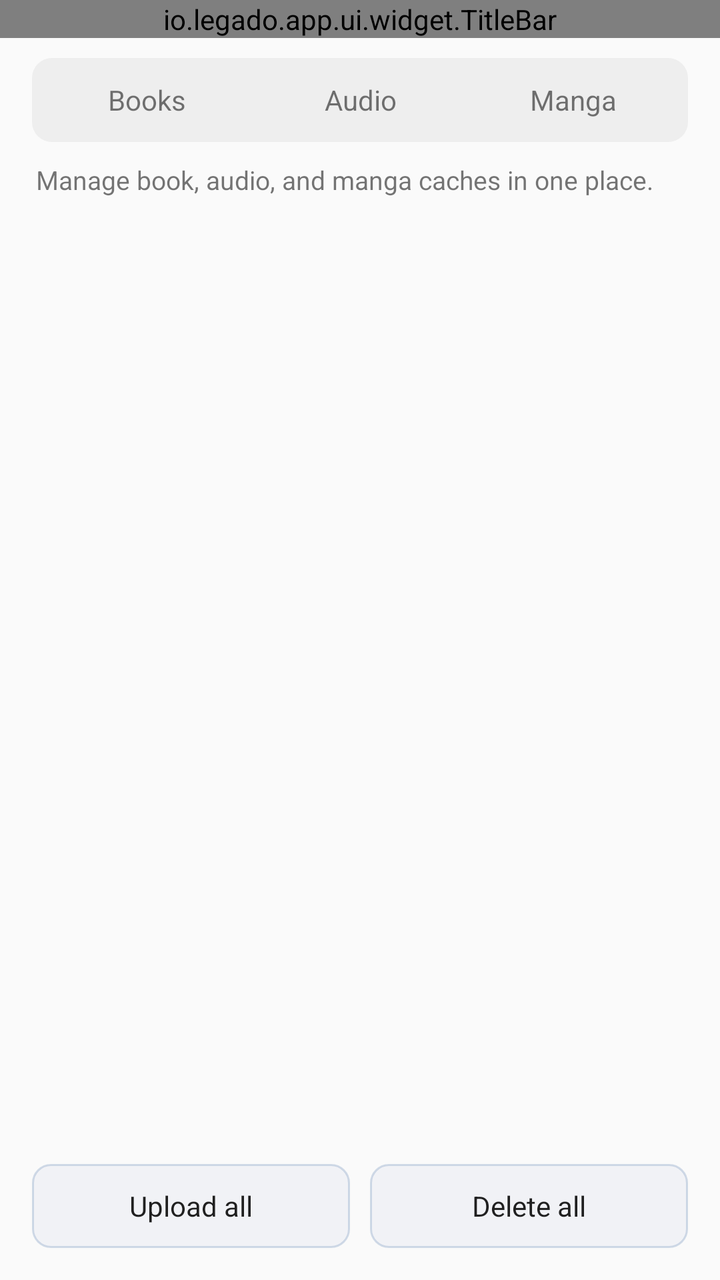
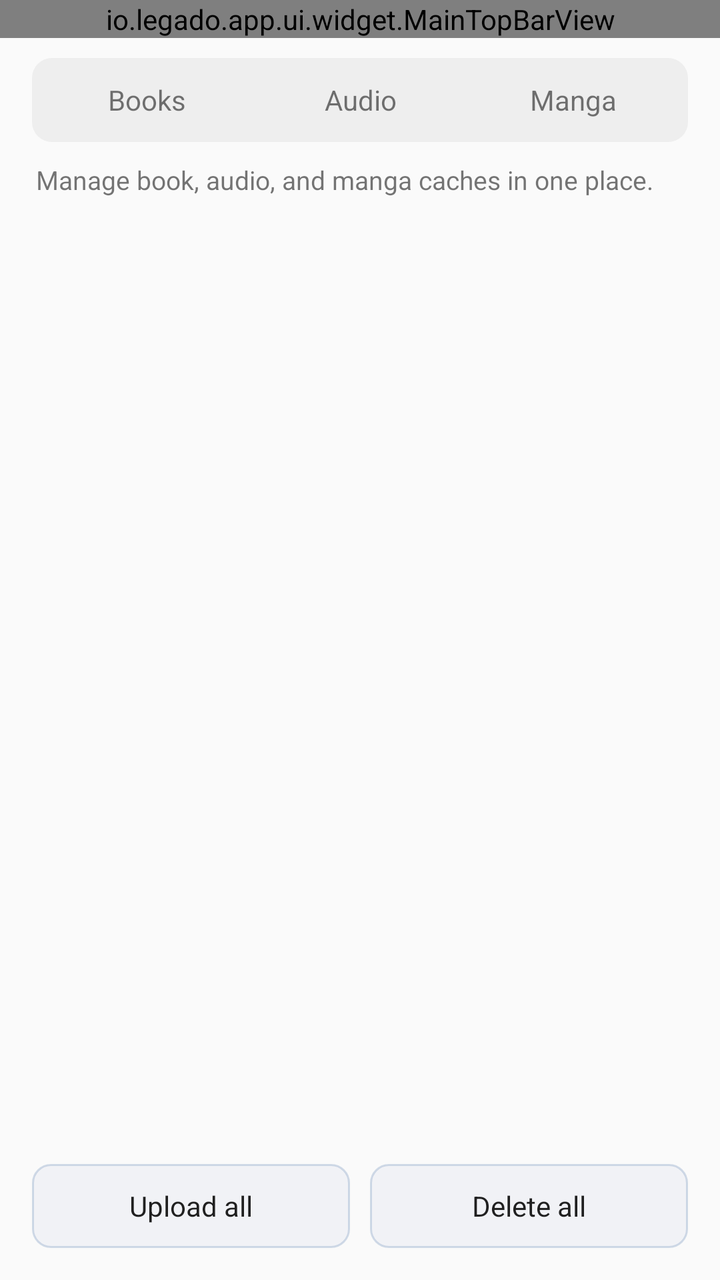

Two renders of the same Android screen: before a commit and after it. Below are the layout's source before the change and the commit's diff.
<!-- AndroidManifest.xml: application theme AppTheme.Light -->
<!-- res/layout/activity_cache_manage.xml -->
<?xml version="1.0" encoding="utf-8"?>
<LinearLayout xmlns:android="http://schemas.android.com/apk/res/android"
    xmlns:app="http://schemas.android.com/apk/res-auto"
    android:layout_width="match_parent"
    android:layout_height="match_parent"
    android:orientation="vertical">

    <io.legado.app.ui.widget.TitleBar
        android:id="@+id/title_bar"
        android:layout_width="match_parent"
        android:layout_height="wrap_content"
        app:title="@string/cache_manage_title" />

    <LinearLayout
        android:id="@+id/tab_bar"
        android:layout_width="match_parent"
        android:layout_height="42dp"
        android:layout_marginStart="16dp"
        android:layout_marginTop="10dp"
        android:layout_marginEnd="16dp"
        android:background="@drawable/bg_bookshelf_tag_track"
        android:gravity="center"
        android:orientation="horizontal"
        android:padding="4dp">

        <TextView
            android:id="@+id/btn_books"
            android:layout_width="0dp"
            android:layout_height="match_parent"
            android:layout_weight="1"
            android:background="@drawable/bg_bookshelf_tag_item"
            android:gravity="center"
            android:text="@string/cache_manage_books"
            android:textSize="14sp" />

        <TextView
            android:id="@+id/btn_audio"
            android:layout_width="0dp"
            android:layout_height="match_parent"
            android:layout_weight="1"
            android:background="@drawable/bg_bookshelf_tag_item"
            android:gravity="center"
            android:text="@string/cache_manage_audio"
            android:textSize="14sp" />

        <TextView
            android:id="@+id/btn_manga"
            android:layout_width="0dp"
            android:layout_height="match_parent"
            android:layout_weight="1"
            android:background="@drawable/bg_bookshelf_tag_item"
            android:gravity="center"
            android:text="@string/cache_manage_manga"
            android:textSize="14sp" />

    </LinearLayout>

    <TextView
        android:id="@+id/tv_summary"
        android:layout_width="match_parent"
        android:layout_height="wrap_content"
        android:layout_marginStart="18dp"
        android:layout_marginTop="10dp"
        android:layout_marginEnd="18dp"
        android:minHeight="18dp"
        android:text="@string/cache_manage_summary"
        android:textSize="13sp" />

    <FrameLayout
        android:layout_width="match_parent"
        android:layout_height="0dp"
        android:layout_weight="1">

        <androidx.recyclerview.widget.RecyclerView
            android:id="@+id/recycler_view"
            android:layout_width="match_parent"
            android:layout_height="match_parent"
            android:layout_marginTop="8dp"
            android:clipToPadding="false"
            android:paddingStart="16dp"
            android:paddingEnd="16dp"
            android:paddingBottom="16dp" />

        <io.legado.app.ui.widget.anima.RotateLoading
            android:id="@+id/rotate_loading"
            android:layout_width="36dp"
            android:layout_height="36dp"
            android:layout_gravity="center"
            android:layout_margin="6dp"
            android:visibility="gone"
            app:loading_width="2dp" />

        <TextView
            android:id="@+id/tv_empty"
            android:layout_width="match_parent"
            android:layout_height="wrap_content"
            android:layout_gravity="center"
            android:gravity="center"
            android:padding="24dp"
            android:textColor="@color/secondaryText"
            android:textSize="14sp"
            android:visibility="gone" />

    </FrameLayout>

    <LinearLayout
        android:id="@+id/batch_bar"
        android:layout_width="match_parent"
        android:layout_height="wrap_content"
        android:layout_marginStart="16dp"
        android:layout_marginEnd="16dp"
        android:layout_marginBottom="16dp"
        android:gravity="center"
        android:orientation="horizontal">

        <TextView
            android:id="@+id/btn_upload_all"
            android:layout_width="0dp"
            android:layout_height="42dp"
            android:layout_weight="1"
            android:background="@drawable/bg_book_info_action_secondary"
            android:gravity="center"
            android:text="@string/cache_manage_upload_all"
            android:textColor="@color/primaryText"
            android:textSize="14sp" />

        <TextView
            android:id="@+id/btn_delete_all"
            android:layout_width="0dp"
            android:layout_height="42dp"
            android:layout_marginStart="10dp"
            android:layout_weight="1"
            android:background="@drawable/bg_book_info_action_secondary"
            android:gravity="center"
            android:text="@string/cache_manage_delete_all"
            android:textColor="@color/primaryText"
            android:textSize="14sp" />

    </LinearLayout>

</LinearLayout>
<!-- resources referenced by this layout -->
<resources>
  <color name="primaryText">#de000000</color>
  <color name="secondaryText">#8a000000</color>
  <!-- drawable bg_bookshelf_tag_item (drawable) -->
  <?xml version="1.0" encoding="utf-8"?>
  <selector xmlns:android="http://schemas.android.com/apk/res/android">
      <item android:state_selected="true">
          <shape android:shape="rectangle">
              <corners android:radius="@dimen/ui_action_radius" />
              <solid android:color="@color/background_card" />
          </shape>
      </item>
      <item>
          <shape android:shape="rectangle">
              <corners android:radius="@dimen/ui_action_radius" />
              <solid android:color="@android:color/transparent" />
          </shape>
      </item>
  </selector>
  <!-- drawable bg_bookshelf_tag_track (drawable) -->
  <?xml version="1.0" encoding="utf-8"?>
  <shape xmlns:android="http://schemas.android.com/apk/res/android"
      android:shape="rectangle">
      <corners android:radius="@dimen/ui_panel_radius" />
      <solid android:color="@color/background_menu" />
  </shape>
  <string name="cache_manage_audio">Audio</string>
  <string name="cache_manage_books">Books</string>
  <string name="cache_manage_delete_all">Delete all</string>
  <string name="cache_manage_manga">Manga</string>
  <string name="cache_manage_summary">Manage book, audio, and manga caches in one place.</string>
  <string name="cache_manage_title">Cache Manager</string>
  <string name="cache_manage_upload_all">Upload all</string>
  <style name="AppTheme.Light" parent="Base.AppTheme">
          <item name="actionBarStyle">@style/AppTheme.AppBarOverlay.Light</item>
      </style>
  <dimen name="ui_action_radius">9dp</dimen>
  <color name="btn_bg_press">#63ACACAC</color>
  <color name="glass_stroke">#668FA8C8</color>
  <color name="book_info_frost">#DDF1F2F6</color>
  <color name="background_card">@color/md_grey_100</color>
  <dimen name="ui_panel_radius">10dp</dimen>
  <color name="background_menu">@color/md_grey_200</color>
  <style name="Base.AppTheme" parent="Theme.AppCompat.DayNight.NoActionBar">
          <item name="colorPrimary">@color/primary</item>
          <item name="colorPrimaryDark">@color/primaryDark</item>
          <item name="colorAccent">@color/accent</item>
          <item name="actionOverflowMenuStyle">@style/Style.PopupMenu</item>
          <item name="android:itemTextAppearance">@style/Style.MenuItemText</item>
          <item name="android:popupMenuStyle">@style/Style.PopupMenu</item>
          <item name="android:statusBarColor">@color/transparent</item>
          <item name="android:windowDrawsSystemBarBackgrounds">true</item>
      </style>
  <style name="AppTheme.AppBarOverlay.Light" parent="ThemeOverlay.AppCompat.Light">
          <item name="colorAccent">@color/md_grey_900</item>
      </style>
  <color name="md_grey_100">#F5F5F5</color>
  <color name="md_grey_200">#EEEEEE</color>
  <color name="primary">@color/md_light_blue_800</color>
  <color name="primaryDark">@color/md_light_blue_900</color>
  <color name="accent">@color/md_pink_800</color>
  <style name="Style.PopupMenu" parent="Widget.AppCompat.PopupMenu">
          <item name="android:popupBackground">@drawable/bg_popup_menu</item>
      </style>
  <style name="Style.MenuItemText" parent="@android:style/TextAppearance.Widget.IconMenu.Item">
          <item name="android:textColor">@color/menu_color_default</item>
          <item name="android:textSize">16sp</item>
      </style>
  <color name="transparent">#00000000</color>
  <color name="md_grey_900">#212121</color>
  <color name="md_light_blue_800">#0277BD</color>
  <color name="md_light_blue_900">#01579B</color>
  <color name="md_pink_800">#AD1457</color>
  <!-- drawable bg_popup_menu (drawable) -->
  <?xml version="1.0" encoding="utf-8"?>
  <shape xmlns:android="http://schemas.android.com/apk/res/android"
         android:shape="rectangle">
  
      <solid android:color="@color/background_menu"/>
  
      <corners android:radius="2dp"/>
  
  </shape>
  <color name="menu_color_default">#383838</color>
  <!-- unchanged entries left out for length: 1 -->
</resources>

<!-- the commit's change to res/layout/activity_cache_manage.xml (unified diff, before → after) -->
@@ -5,11 +5,10 @@
     android:layout_height="match_parent"
     android:orientation="vertical">
 
-    <io.legado.app.ui.widget.TitleBar
+    <io.legado.app.ui.widget.MainTopBarView
         android:id="@+id/title_bar"
         android:layout_width="match_parent"
-        android:layout_height="wrap_content"
-        app:title="@string/cache_manage_title" />
+        android:layout_height="wrap_content" />
 
     <LinearLayout
         android:id="@+id/tab_bar"
<!-- resource entries referenced after the edit -->
@@ -30,7 +30,6 @@
   <string name="cache_manage_delete_all">Delete all</string>
   <string name="cache_manage_manga">Manga</string>
   <string name="cache_manage_summary">Manage book, audio, and manga caches in one place.</string>
-  <string name="cache_manage_title">Cache Manager</string>
   <string name="cache_manage_upload_all">Upload all</string>
   <style name="AppTheme.Light" parent="Base.AppTheme">
           <item name="actionBarStyle">@style/AppTheme.AppBarOverlay.Light</item>
